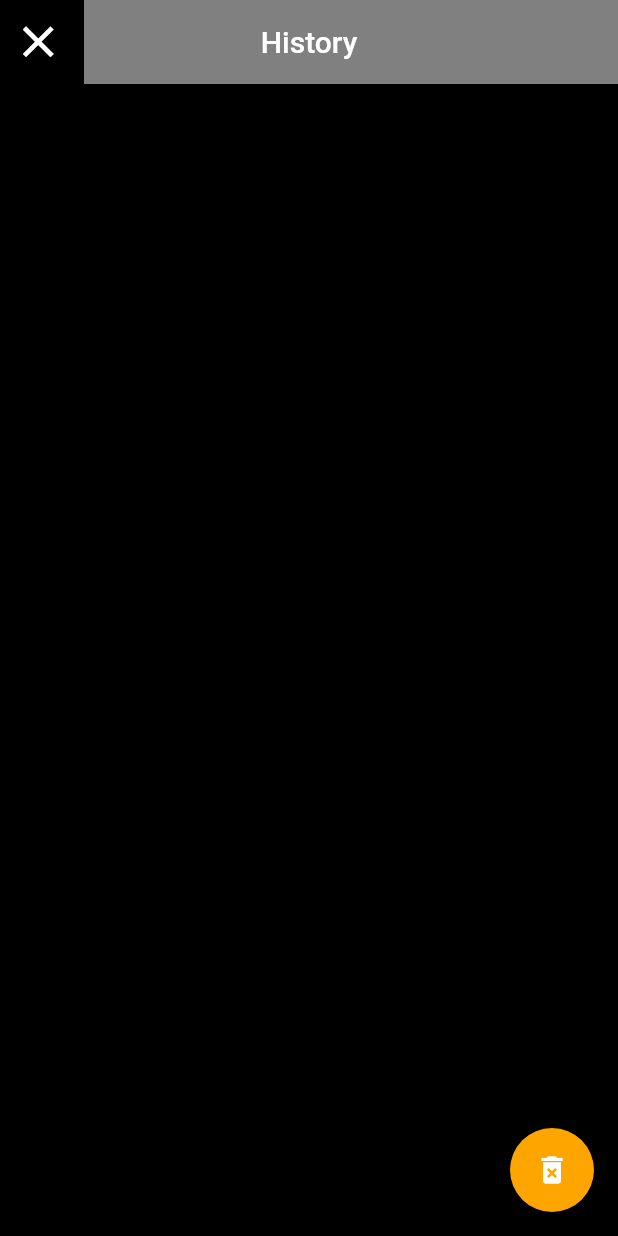
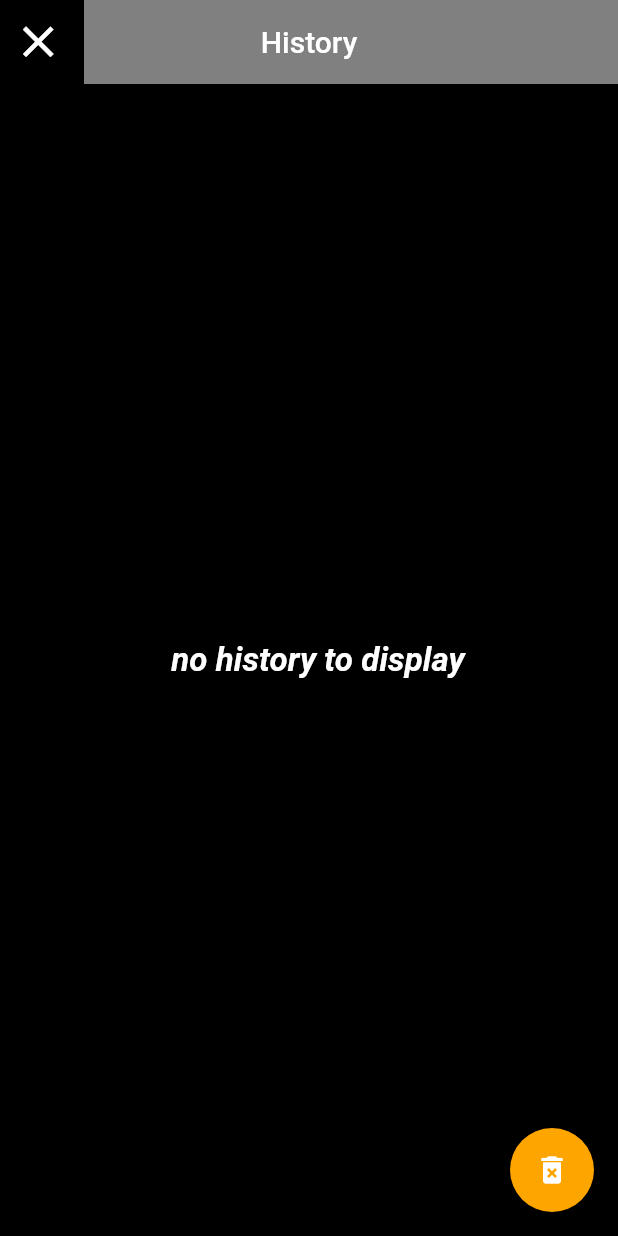
Before and after one commit to ntobeko-dindi/BasicCalculator, a Flutter app: the screen it shows after launch, after a tap on the "arrow back ios" icon, on a phone screen of 412 x 824 dp. Run offline on Flutter 3.47's test engine with Material 2 defaults, Android fonts, the phone set to English and light mode, and no system bars; our stand-ins replace shared_preferences.

Commit message:
implemented logic and stored history to shared preferences for history

```diff
--- a/calculator/lib/main.dart
+++ b/calculator/lib/main.dart
@@ -2,6 +2,7 @@ import 'package:calculator/pages/history.dart';
 import 'package:flutter/material.dart';
 import 'package:calculator/constants/app_colours.dart';
 import 'package:calculator/constants/app_strings.dart';
+import 'package:shared_preferences/shared_preferences.dart';
 
 void main() {
   runApp(MyApp());
@@ -33,35 +34,15 @@ class _CalculatorState extends State<Calculator> {
         child: Text(
           btnText,
           style: TextStyle(
-            fontSize: 35.0,
+            fontSize: btnText == '=' ? 70.0 : 35.0,
             color: textColour,
           ),
         ),
         color: btnColuor,
-        padding: EdgeInsets.all(20.0),
-        shape: CircleBorder(),
-      ),
-    );
-  }
-
-  Widget equalButton(String btnText, Color btnColuor, Color textColour) {
-    return Container(
-      // ignore: deprecated_member_use
-      child: RaisedButton(
-        onPressed: () {
-          //TODO add function for button press
-        },
-        child: Text(
-          btnText,
-          style: TextStyle(
-            fontSize: 70.0,
-            color: textColour,
-            fontWeight: FontWeight.bold,
-          ),
-        ),
-        color: btnColuor,
-        padding: EdgeInsets.fromLTRB(71, 0, 71, 0),
-        shape: StadiumBorder(),
+        padding: btnText == '='
+            ? EdgeInsets.fromLTRB(71, 0, 71, 0)
+            : EdgeInsets.all(20.0),
+        shape: btnText == '=' ? StadiumBorder() : CircleBorder(),
       ),
     );
   }
@@ -101,6 +82,22 @@ class _CalculatorState extends State<Calculator> {
               Padding(
                 padding: EdgeInsets.all(10.0),
                 child: Text(
+                  opr,
+                  textAlign: TextAlign.left,
+                  style: TextStyle(
+                    color: AppColours.white,
+                    fontSize: 40.0,
+                  ),
+                ),
+              ),
+            ],
+          ),
+          Row(
+            mainAxisAlignment: MainAxisAlignment.end,
+            children: [
+              Padding(
+                padding: EdgeInsets.all(10.0),
+                child: Text(
                   text,
                   textAlign: TextAlign.left,
                   style: TextStyle(
@@ -115,9 +112,9 @@ class _CalculatorState extends State<Calculator> {
             mainAxisAlignment: MainAxisAlignment.spaceEvenly,
             children: [
               //here button functions will be called where we will pass some arguments
-              calculatorButton("AC", AppColours.grey, AppColours.white),
-              calculatorButton("C", AppColours.grey, AppColours.white),
-              calculatorButton("del", AppColours.grey, AppColours.white),
+              calculatorButton("AC", AppColours.red, AppColours.white),
+              calculatorButton("%", AppColours.red, AppColours.white),
+              calculatorButton("del", AppColours.red, AppColours.white),
               calculatorButton("/", AppColours.orange, AppColours.white),
             ],
           ),
@@ -170,7 +167,7 @@ class _CalculatorState extends State<Calculator> {
               //here button functions will be called where we will pass some arguments
               calculatorButton("0", AppColours.grey, AppColours.white),
               calculatorButton(".", AppColours.grey, AppColours.white),
-              equalButton("=", AppColours.darkerOrage, AppColours.white),
+              calculatorButton("=", AppColours.darkerOrage, AppColours.white),
             ],
           ),
           SizedBox(height: 10.0),
@@ -181,13 +178,19 @@ class _CalculatorState extends State<Calculator> {
 
   //Calculator logic
   dynamic text = '0';
+  dynamic prev = '';
   double numOne = 0;
+  double prevNumOne = 0;
+  bool numOneAdded = false;
   double numTwo = 0;
+  String history = '';
 
   dynamic result = '';
   dynamic finalResult = '';
   dynamic opr = '';
+  bool oprAdded = false;
   dynamic preOpr = '';
+
   void calculation(btnText) {
     if (btnText == 'AC') {
       text = '0';
@@ -196,20 +199,24 @@ class _CalculatorState extends State<Calculator> {
       result = '';
       finalResult = '0';
       opr = '';
+      prev = '';
       preOpr = '';
     } else if (opr == '=' && btnText == '=') {
+      print("\n\n\nhistory is : " + history + '\n\n\n');
+
       if (preOpr == '+') {
         finalResult = add();
       } else if (preOpr == '-') {
         finalResult = sub();
-      } else if (preOpr == 'x') {
+      } else if (preOpr == '×') {
         finalResult = mul();
       } else if (preOpr == '/') {
         finalResult = div();
       }
+      numOne = 0;
     } else if (btnText == '+' ||
         btnText == '-' ||
-        btnText == 'x' ||
+        btnText == '×' ||
         btnText == '/' ||
         btnText == '=') {
       if (numOne == 0) {
@@ -217,16 +224,17 @@ class _CalculatorState extends State<Calculator> {
       } else {
         numTwo = double.parse(result);
       }
-
+      prevNumOne = numOne;
       if (opr == '+') {
         finalResult = add();
       } else if (opr == '-') {
         finalResult = sub();
-      } else if (opr == 'x') {
+      } else if (opr == '×') {
         finalResult = mul();
       } else if (opr == '/') {
         finalResult = div();
       }
+
       preOpr = opr;
       opr = btnText;
       result = '';
@@ -250,7 +258,43 @@ class _CalculatorState extends State<Calculator> {
 
     setState(() {
       text = finalResult;
+      if (numOne > 0.0 && !numOneAdded) {
+        numOneAdded = true;
+        if (isInteger(numOne)) {
+          prev += (numOne.toInt()).toString() + opr;
+        } else {
+          prev += numOne.toString() + opr;
+        }
+      } else {
+        if (opr == '+' && !oprAdded) {
+          oprAdded = true;
+          prev += opr;
+        }
+        if (numTwo > 0.0) {
+          if (isInteger(numTwo)) {
+            prev += (numTwo.toInt()).toString();
+          } else {
+            prev += numTwo.toString();
+          }
+        }
+      }
+      if (numOne != 0.0 && numTwo != 0) {
+        history += '\n' +
+            prevNumOne.toString() +
+            ' ' +
+            preOpr.toString() +
+            ' ' +
+            numTwo.toString() +
+            '\n= ' +
+            finalResult;
+        writeToPrefs();
+      }
     });
+  }
+
+  void writeToPrefs() async {
+    SharedPreferences prefs = await SharedPreferences.getInstance();
+    prefs.setString("history", history);
   }
 
   String add() {
@@ -285,4 +329,8 @@ class _CalculatorState extends State<Calculator> {
     }
     return result;
   }
+
+  //check if a value can be converted to integer
+
+  bool isInteger(num value) => value is int || value == value.roundToDouble();
 }
--- a/calculator/lib/pages/history.dart
+++ b/calculator/lib/pages/history.dart
@@ -1,5 +1,6 @@
 import 'package:calculator/constants/app_colours.dart';
 import 'package:flutter/material.dart';
+import 'package:shared_preferences/shared_preferences.dart';
 
 class History extends StatefulWidget {
   @override
@@ -7,6 +8,30 @@ class History extends StatefulWidget {
 }
 
 class _HistoryState extends State<History> {
+  String history = '';
+
+  @override
+  void initState() {
+    getData();
+  }
+
+  void getData() async {
+    SharedPreferences prefs = await SharedPreferences.getInstance();
+
+    setState(() {
+      history = prefs.getString('history');
+    });
+  }
+
+  void clearHistory() async {
+    SharedPreferences prefs = await SharedPreferences.getInstance();
+    await prefs.remove('history');
+
+    setState(() {
+      getData();
+    });
+  }
+
   @override
   Widget build(BuildContext context) {
     return Scaffold(
@@ -33,13 +58,35 @@ class _HistoryState extends State<History> {
         ),
         elevation: 0.0,
       ),
-      body: Center(
-        child: Text("no history to display"),
+      body: Padding(
+        padding: const EdgeInsets.only(left: 12.0),
+        child: history != null
+            ? Text(
+                '' + history,
+                style: TextStyle(
+                  fontSize: 30.0,
+                  fontWeight: FontWeight.bold,
+                  color: AppColours.white,
+                ),
+              )
+            : Center(
+                child: Text(
+                  'no history to display',
+                  style: TextStyle(
+                    color: AppColours.white,
+                    fontSize: 22.0,
+                    fontStyle: FontStyle.italic,
+                    fontWeight: FontWeight.bold,
+                  ),
+                ),
+              ),
       ),
       floatingActionButton: FloatingActionButton(
         backgroundColor: AppColours.orange,
         child: Icon(Icons.delete_forever),
-        onPressed: () {},
+        onPressed: () {
+          clearHistory();
+        },
       ),
       floatingActionButtonLocation: FloatingActionButtonLocation.endFloat,
     );
--- a/calculator/pubspec.yaml
+++ b/calculator/pubspec.yaml
@@ -28,6 +28,7 @@ dependencies:
   # The following adds the Cupertino Icons font to your application.
   # Use with the CupertinoIcons class for iOS style icons.
   cupertino_icons: ^1.0.2
+  shared_preferences: ^2.0.6
 
 dev_dependencies:
   flutter_test:
```
